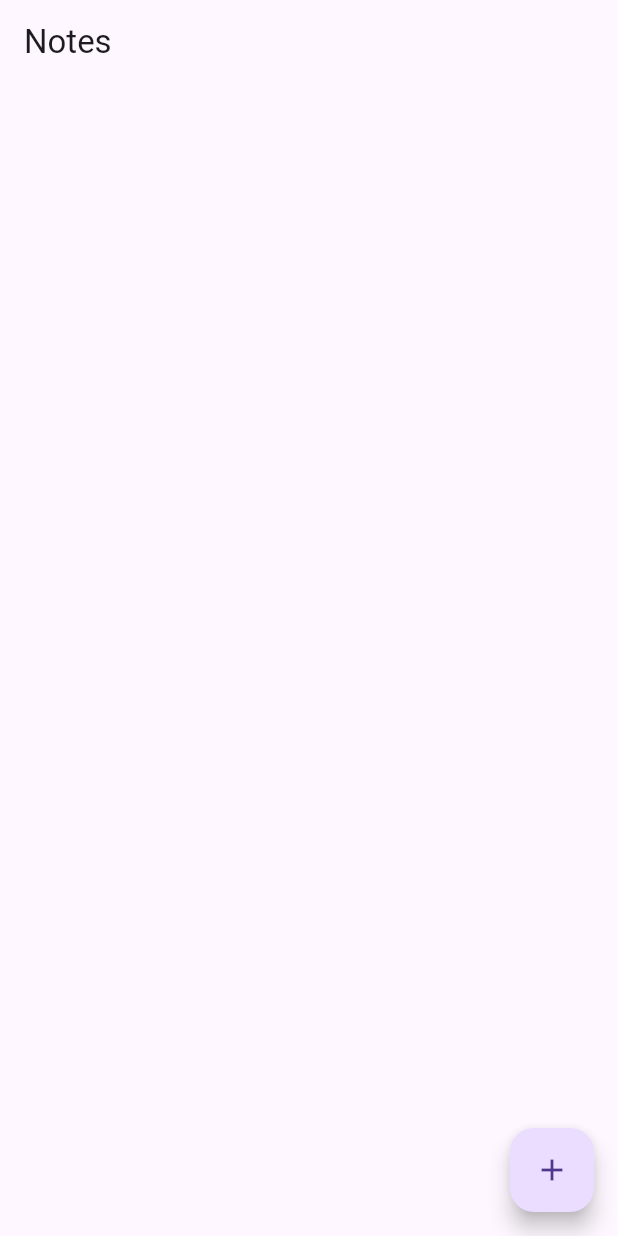
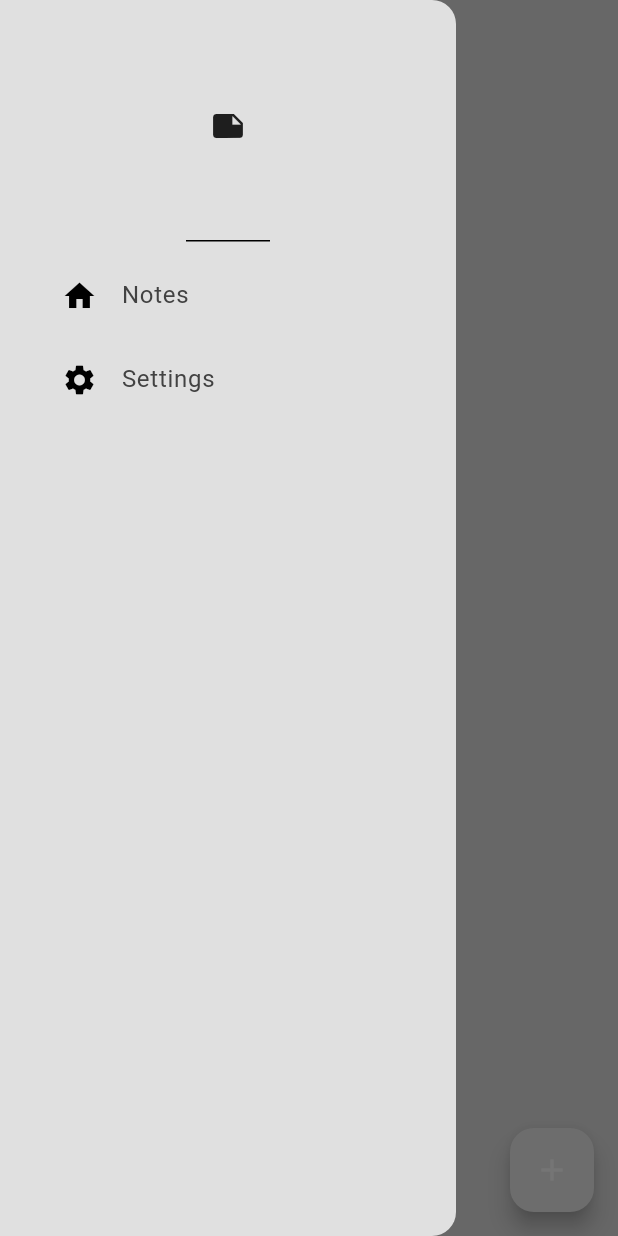
Before and after one commit to RennieFlc/Note_Sphere, a Flutter app: the screen it shows after launch, with the side drawer open (before the commit the screen has no drawer), on a phone screen of 412 x 824 dp. Run offline on Flutter 3.47's test engine with Material 3 defaults, Android fonts, the phone set to English and light mode, and no system bars; our stand-ins replace google_fonts, isar; accounts and stored records are empty; generated files the repository leaves out were written again.

Commit message:
Created Themes/DrawerTile

```diff
--- /dev/null
+++ b/lib/components/drawer.dart
@@ -0,0 +1,37 @@
+import 'package:flutter/material.dart';
+import 'package:note_sphere/components/drawer_tile.dart';
+
+class MyDrawer extends StatelessWidget {
+  const MyDrawer({super.key});
+
+  @override
+  Widget build(BuildContext context) {
+    return Drawer(
+      backgroundColor: Theme.of(context).colorScheme.background,
+      child: Column(
+        children: [
+          // HEADER
+          const DrawerHeader(
+              child: Icon(Icons.note)
+          ),
+
+
+          // NOTES TILE
+          DrawerTile(
+              title: "Notes",
+              leading: const Icon(Icons.home),
+              onTap: () => Navigator.pop(context),
+          ),
+
+
+          // SETTINGS
+          DrawerTile(
+            title: "Settings",
+            leading: const Icon(Icons.settings),
+            onTap: () {},
+          ),
+        ],
+      ),
+    );
+  }
+}
--- /dev/null
+++ b/lib/components/drawer_tile.dart
@@ -0,0 +1,29 @@
+import 'package:flutter/material.dart';
+
+class DrawerTile extends StatelessWidget {
+  final String title;
+  final Widget leading;
+  final void Function()? onTap;
+
+  const DrawerTile({
+    super.key,
+    required this.title,
+    required this.leading,
+    required this.onTap,
+  });
+
+@override
+Widget build(BuildContext context){
+    return Padding(
+      padding: const EdgeInsets.only(left: 25.0),
+      child: ListTile(
+        title: Text(
+          title,
+          style: TextStyle(color: Theme.of(context).colorScheme.inversePrimary),
+        ),
+        leading: leading,
+        onTap: onTap,
+      ),
+    );
+  }
+}
--- a/lib/main.dart
+++ b/lib/main.dart
@@ -1,5 +1,8 @@
+
+
 import 'package:flutter/material.dart';
 import 'package:note_sphere/pages/note_page.dart';
+import 'package:note_sphere/theme/theme_provider.dart';
 import 'package:note_sphere/types/note_database.dart';
 import 'package:provider/provider.dart';
 
@@ -10,10 +13,13 @@ void main() async {
 
 
   runApp(
-      ChangeNotifierProvider(
-          create: (context) => NoteDatabase(),
+      MultiProvider(providers: [
+        ChangeNotifierProvider(create: (context) => NoteDatabase()),
+
+        ChangeNotifierProvider(create: (context) => ThemeProvider())
+        ],
         child: const MyApp(),
-      )
+      ),
   );
 }
 
@@ -22,9 +28,10 @@ class MyApp extends StatelessWidget {
 
   @override
   Widget build(BuildContext context) {
-    return const MaterialApp(
+    return MaterialApp(
       debugShowCheckedModeBanner: false,
-      home: NotePage(),
+      home: const NotePage(),
+      theme: Provider.of<ThemeProvider>(context).themeData,
     );
   }
 }
--- a/lib/pages/note_page.dart
+++ b/lib/pages/note_page.dart
@@ -1,5 +1,7 @@
 import 'package:flutter/cupertino.dart';
 import 'package:flutter/material.dart';
+import 'package:google_fonts/google_fonts.dart';
+import 'package:note_sphere/components/drawer.dart';
 import 'package:note_sphere/types/note_database.dart';
 import 'package:provider/provider.dart';
 
@@ -103,12 +105,35 @@ class _NotePageState extends State<NotePage> {
 
 
     return Scaffold(
-      appBar: AppBar(title: Text('Notes')),
+      appBar: AppBar(
+        elevation: 0,
+        backgroundColor: Colors.transparent,
+        foregroundColor: Theme.of(context).colorScheme.inversePrimary,
+      ),
+      backgroundColor: Theme.of(context).colorScheme.background,
       floatingActionButton: FloatingActionButton(
         onPressed: createNote,
         child: const Icon(Icons.add),
       ),
-      body: ListView.builder(
+      drawer: const MyDrawer(),
+      body: Column(
+        crossAxisAlignment: CrossAxisAlignment.start,
+        children: [
+          // HEADING HERE!!!
+          Padding(
+            padding: const EdgeInsets.only(left: 25.0),
+            child: Text(
+              'Notes',
+              style: GoogleFonts.dmSerifText(
+                  fontSize: 48,
+                color: Theme.of(context).colorScheme.inversePrimary,
+              ),
+            ),
+          ),
+
+          // LIST OF NOTES HERE!!!!!
+          Expanded(
+            child: ListView.builder(
               itemCount: currentNotes.length,
               itemBuilder: (context, index) {
                 final note = currentNotes[index];
@@ -137,6 +162,9 @@ class _NotePageState extends State<NotePage> {
                 );
               },
             ),
+          ),
+        ],
+      ),
     );
   }
 }
--- /dev/null
+++ b/lib/theme/theme.dart
@@ -0,0 +1,23 @@
+import 'package:flutter/material.dart';
+
+
+ThemeData lightMode = ThemeData(
+  brightness: Brightness.light,
+  colorScheme: ColorScheme.light(
+    background: Colors.grey.shade300,
+    primary: Colors.grey.shade200,
+    secondary: Colors.grey.shade400,
+    inversePrimary: Colors.grey.shade800,
+  ),
+);
+
+
+ThemeData darkMode = ThemeData(
+  brightness: Brightness.dark,
+  colorScheme: ColorScheme.dark(
+    background: Colors.grey.shade900,
+    primary: Colors.grey.shade800,
+    secondary: Colors.grey.shade700,
+    inversePrimary: Colors.grey.shade300,
+  ),
+);
--- /dev/null
+++ b/lib/theme/theme_provider.dart
@@ -0,0 +1,27 @@
+import 'package:flutter/material.dart';
+import 'package:note_sphere/theme/theme.dart';
+
+
+class ThemeProvider with ChangeNotifier {
+  // light mode
+
+  ThemeData _themeData = lightMode;
+
+  ThemeData get themeData => _themeData;
+
+  bool get isDarkMode => _themeData == darkMode;
+
+
+  set themeData(ThemeData themeData) {
+    _themeData = themeData;
+    notifyListeners();
+  }
+
+  void toggleTheme() {
+    if (_themeData == lightMode) {
+      themeData = darkMode;
+    } else {
+      themeData = lightMode;
+    }
+  }
+}
--- a/pubspec.yaml
+++ b/pubspec.yaml
@@ -39,6 +39,7 @@ dependencies:
   isar_flutter_libs: ^3.1.0+1
   path_provider: ^2.1.2
   provider: ^6.1.1
+  google_fonts: ^6.2.0
 
 dev_dependencies:
   flutter_test:
```
Also changed, not shown: pubspec.lock. Lines whose indentation alone changed are shown as unchanged.
